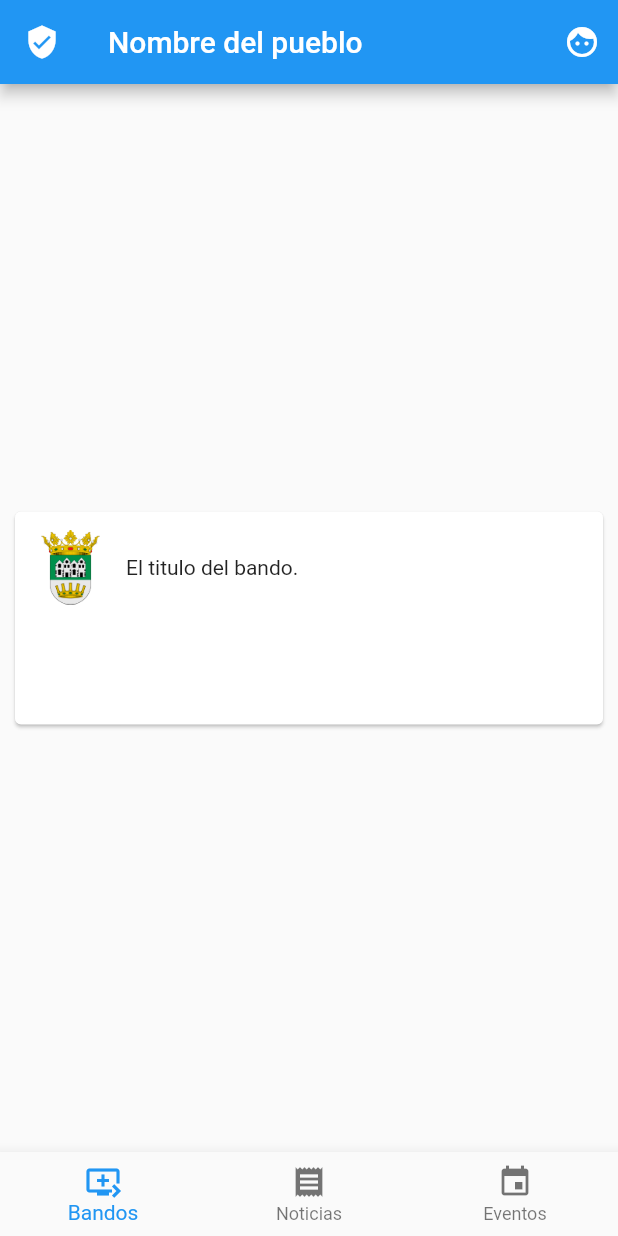
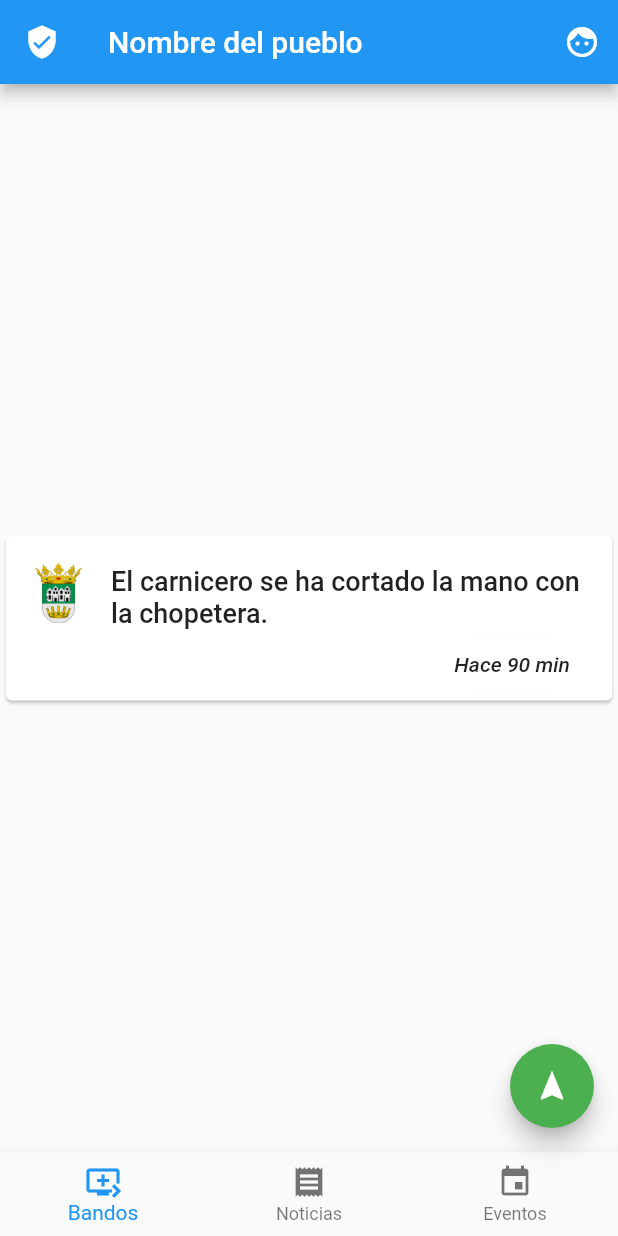
Before and after one commit to al361888/pueblos_app, a Flutter app: the screen it shows after launch, on a phone screen of 412 x 824 dp. Run offline on Flutter 3.47's test engine with Material 2 defaults, Android fonts, the phone set to English and light mode, and no system bars.

Commit message:
Empezando form de bandos

```diff
--- a/pueblos_app/lib/components/proclamationCard.dart
+++ b/pueblos_app/lib/components/proclamationCard.dart
@@ -1,11 +1,10 @@
 import 'package:flutter/material.dart';
 
 class ProclamationCard extends StatelessWidget {
+  var horaSalida = DateTime(2020, 2, 26, 9, 0, 0, 0, 0);
   @override
   Widget build(BuildContext context) {
     return Container(
-      width: 400,
-      height: 150,
       child: Card(
         child: InkWell(
           splashColor: Colors.blue.withAlpha(30),
@@ -21,14 +20,14 @@ class ProclamationCard extends StatelessWidget {
                     Image.asset("assets/images/escudo.png",
                         width: 60, height: 60),
                     Padding(padding: EdgeInsets.all(10.0)),
-                    Text("Ha venido el afilador"),
+                    Text("Ha venido el afilador", textAlign: TextAlign.center,),
                   ]),
                   content: SingleChildScrollView(
                     child: ListBody(
                       children: <Widget>[
                         Text(
                           'Et et accumsan eu congue. Amet amet neque ut imperdiet amet nec porta tellus id. Varius et viverra senectus id imperdiet urna id vitae maecenas. Morbi porttitor volutpat tincidunt mauris duis mauris id faucibus quis. Id id vitae sit et sed eu id. At egestas.',
-                          textAlign: TextAlign.left,
+                          textAlign: TextAlign.justify,
                         ),
                       ],
                     ),
@@ -50,19 +49,36 @@ class ProclamationCard extends StatelessWidget {
               mainAxisSize: MainAxisSize.min,
               children: <Widget>[
                 Row(
-
+                  mainAxisSize: MainAxisSize.min,
                   children: <Widget>[
-                    Container(
-                      padding: EdgeInsets.all(12),
-                      child: Image.asset("assets/images/escudo.png",
-                        width: 50, height: 50),
+                  Container(
+                    padding: EdgeInsets.only(top:15, left:15, right: 15),
+                    child: Image.asset("assets/images/escudo.png",
+                        width: 40, height: 40),
+                  ),
+                  Flexible(
+                    child: Container(
+                      padding: EdgeInsets.only(top:20, right: 20),
+                    child: Text("El carnicero se ha cortado la mano con la chopetera.",
+                        style: TextStyle(fontWeight: FontWeight.w500,
+                        fontSize: 18)),
+                  ),)
+                ]),
+                Container(
+                  alignment: Alignment.centerRight,
+                  padding: EdgeInsets.only(right: 20),
+                  child: Chip(
+                      //Fecha de salida
+                      padding: EdgeInsets.symmetric(vertical: 10),
+                      backgroundColor: Colors.white,
+                      label: Text("Hace " +
+                          DateTime.now()
+                              .difference(horaSalida)
+                              .inMinutes
+                              .toString() +
+                          " min", style: TextStyle(fontStyle: FontStyle.italic),),
                     ),
-                    Container(
-                      child: Text("El titulo del bando.")
-                      ,
-                    )
-                  ]
-                ),
+                )
               ]),
         ),
       ),
--- a/pueblos_app/lib/components/proclamationsContainer.dart
+++ b/pueblos_app/lib/components/proclamationsContainer.dart
@@ -10,7 +10,7 @@ class _proclamationContainer extends State<proclamationsContainer>{
   @override
   Widget build(BuildContext context) {
     return Container(
-      child: ProclamationCard()
+      child: ProclamationCard(),
     );
   }
 }
--- a/pueblos_app/lib/screens/homeScreen.dart
+++ b/pueblos_app/lib/screens/homeScreen.dart
@@ -1,5 +1,7 @@
 import 'package:flutter/material.dart';
 import 'package:pueblos_app/components/proclamationsContainer.dart';
+import 'package:pueblos_app/screens/addProclamationScreen.dart';
+import 'package:pueblos_app/screens/loginScreen.dart';
 
 class HomeScreen extends StatefulWidget {
   @override
@@ -23,6 +25,30 @@ class _HomeScreen extends State<HomeScreen> {
 
   @override
   Widget build(BuildContext context) {
+    Widget icono;
+
+    if (_selectedIndex == 0) {
+      icono = Icon(Icons.navigation);
+    } else if (_selectedIndex == 1) {
+      icono = Icon(Icons.network_cell);
+    } else {
+      icono = Icon(Icons.nfc);
+    }
+
+    var floatingActionButton2 = FloatingActionButton(
+      onPressed: () {
+        if (_selectedIndex == 0) {
+          //Bandos
+          Navigator.push(context, MaterialPageRoute(builder: (context) => AddProclamationScreen()));
+                  } else if (_selectedIndex == 1) {
+                    //Noticias
+                  } else {
+                    //Eventos
+                  }
+                },
+                child: icono,
+                backgroundColor: Colors.green,
+              );
               return Scaffold(
                 appBar: AppBar(
                   leading: Icon(Icons.verified_user), //Icono del pueblo
@@ -36,6 +62,7 @@ class _HomeScreen extends State<HomeScreen> {
                   ],
                 ),
                 body: Center(child: _widgetOptions.elementAt(_selectedIndex)),
+                floatingActionButton: floatingActionButton2,
                 bottomNavigationBar: BottomNavigationBar(
                   items: const <BottomNavigationBarItem>[
                     BottomNavigationBarItem(
@@ -68,7 +95,8 @@ void _settingModalBottomSheet(BuildContext context) {
                     children: <Widget>[
                       Icon(Icons.face), //Foto de perfil
                       Padding(
-                          padding: EdgeInsets.all(18.0),//Espacio entre la imagen y el nombre de usuario
+                          padding: EdgeInsets.all(
+                              18.0), //Espacio entre la imagen y el nombre de usuario
                           child: Row(
                             children: <Widget>[
                               Column(
```
Also changed, not shown: pueblos_app/lib/screens/addProclamationScreen.dart (added, +72 -0 lines). Lines whose indentation alone changed are shown as unchanged.
